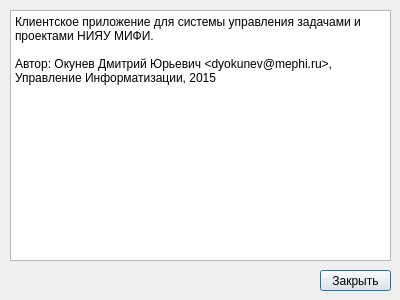
Above: helpwindow.ui from xaionaro/tasks before the change. Below: the same form after it.
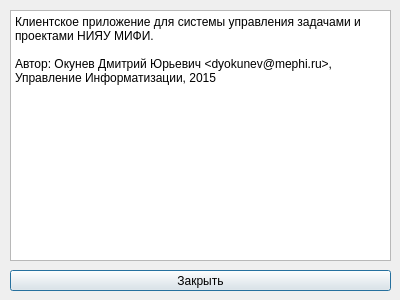
That is the form after the change.

Diff of the .ui file:
```diff
--- a/helpwindow.ui
+++ b/helpwindow.ui
@@ -16,9 +16,9 @@
   <widget class="QPushButton" name="pushButton">
    <property name="geometry">
     <rect>
-     <x>320</x>
+     <x>10</x>
      <y>270</y>
-     <width>71</width>
+     <width>381</width>
      <height>21</height>
     </rect>
    </property>
```
